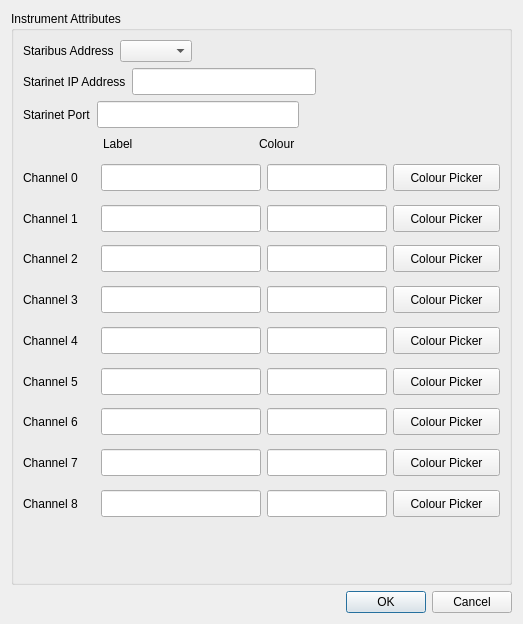
Qt form ui/instrumentAttributes.ui (mhorn71/StarbaseMini) before a commit.
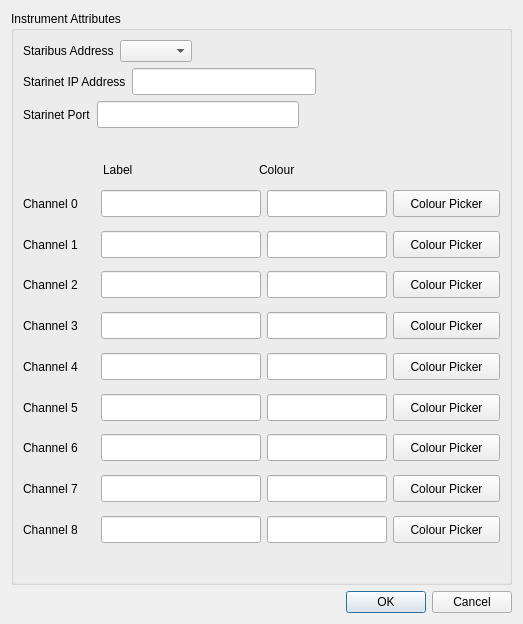
The same form after that commit.

Commit message: Added spacer between Channel  labels and container top.

```diff
--- a/ui/instrumentAttributes.ui
+++ b/ui/instrumentAttributes.ui
@@ -159,7 +159,7 @@
       </item>
       <item row="1" column="0">
        <layout class="QGridLayout" name="gridLayout_2">
-        <item row="1" column="0">
+        <item row="2" column="0">
          <layout class="QHBoxLayout" name="horizontalLayout_4">
           <item>
            <widget class="QLabel" name="label_4">
@@ -239,7 +239,7 @@
           </item>
          </layout>
         </item>
-        <item row="2" column="0">
+        <item row="3" column="0">
          <layout class="QHBoxLayout" name="horizontalLayout_5">
           <item>
            <widget class="QLabel" name="label_5">
@@ -319,7 +319,7 @@
           </item>
          </layout>
         </item>
-        <item row="3" column="0">
+        <item row="4" column="0">
          <layout class="QHBoxLayout" name="horizontalLayout_6">
           <item>
            <widget class="QLabel" name="label_6">
@@ -399,7 +399,7 @@
           </item>
          </layout>
         </item>
-        <item row="4" column="0">
+        <item row="5" column="0">
          <layout class="QHBoxLayout" name="horizontalLayout_7">
           <item>
            <widget class="QLabel" name="label_7">
@@ -479,7 +479,7 @@
           </item>
          </layout>
         </item>
-        <item row="5" column="0">
+        <item row="6" column="0">
          <layout class="QHBoxLayout" name="horizontalLayout_8">
           <item>
            <widget class="QLabel" name="label_8">
@@ -559,7 +559,7 @@
           </item>
          </layout>
         </item>
-        <item row="6" column="0">
+        <item row="7" column="0">
          <layout class="QHBoxLayout" name="horizontalLayout_9">
           <item>
            <widget class="QLabel" name="label_9">
@@ -639,7 +639,7 @@
           </item>
          </layout>
         </item>
-        <item row="7" column="0">
+        <item row="8" column="0">
          <layout class="QHBoxLayout" name="horizontalLayout_10">
           <item>
            <widget class="QLabel" name="label_10">
@@ -719,7 +719,7 @@
           </item>
          </layout>
         </item>
-        <item row="8" column="0">
+        <item row="9" column="0">
          <layout class="QHBoxLayout" name="horizontalLayout_11">
           <item>
            <widget class="QLabel" name="label_11">
@@ -799,7 +799,7 @@
           </item>
          </layout>
         </item>
-        <item row="9" column="0">
+        <item row="10" column="0">
          <layout class="QHBoxLayout" name="horizontalLayout_12">
           <item>
            <widget class="QLabel" name="label_12">
@@ -879,7 +879,7 @@
           </item>
          </layout>
         </item>
-        <item row="0" column="0">
+        <item row="1" column="0">
          <layout class="QHBoxLayout" name="horizontalLayout_13">
           <item>
            <spacer name="horizontalSpacer">
@@ -942,6 +942,19 @@
           </item>
          </layout>
         </item>
+        <item row="0" column="0">
+         <spacer name="verticalSpacer">
+          <property name="orientation">
+           <enum>Qt::Vertical</enum>
+          </property>
+          <property name="sizeHint" stdset="0">
+           <size>
+            <width>20</width>
+            <height>40</height>
+           </size>
+          </property>
+         </spacer>
+        </item>
        </layout>
       </item>
      </layout>
```
The commit also changes 1 other file.
